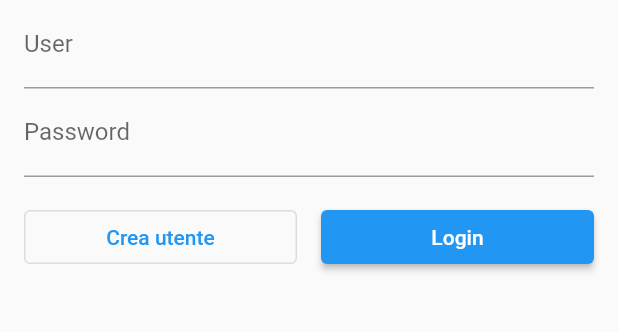
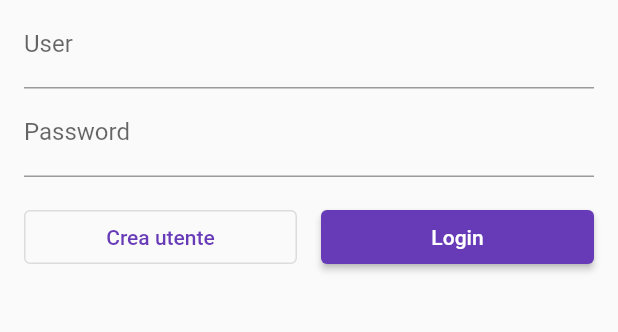
Before and after one commit to elisa-nurale/flutter-course-dec-22, a Flutter app: the screen it shows after launch, on a phone screen of 412 x 824 dp, the part 531-863 px from its top. Run offline on Flutter 3.47's test engine with Material 2 defaults, Android fonts, the light colour scheme and no system bars; our stand-ins replace auto_route, bloc, dio, equatable, firebase_core, firebase_database and 7 more; accounts and stored records are empty; generated files the repository leaves out were written again.

Commit message:
feat: chore changed theme color

```diff
--- a/my_diary/lib/main.dart
+++ b/my_diary/lib/main.dart
@@ -27,7 +27,7 @@ class MyDiary extends StatelessWidget {
     return MaterialApp.router(
       title: 'My Diary',
       theme: ThemeData(
-        primarySwatch: Colors.blue,
+        primarySwatch: Colors.deepPurple,
       ),
       routerDelegate: _appRouter.delegate(),
       routeInformationParser: _appRouter.defaultRouteParser(),
```
